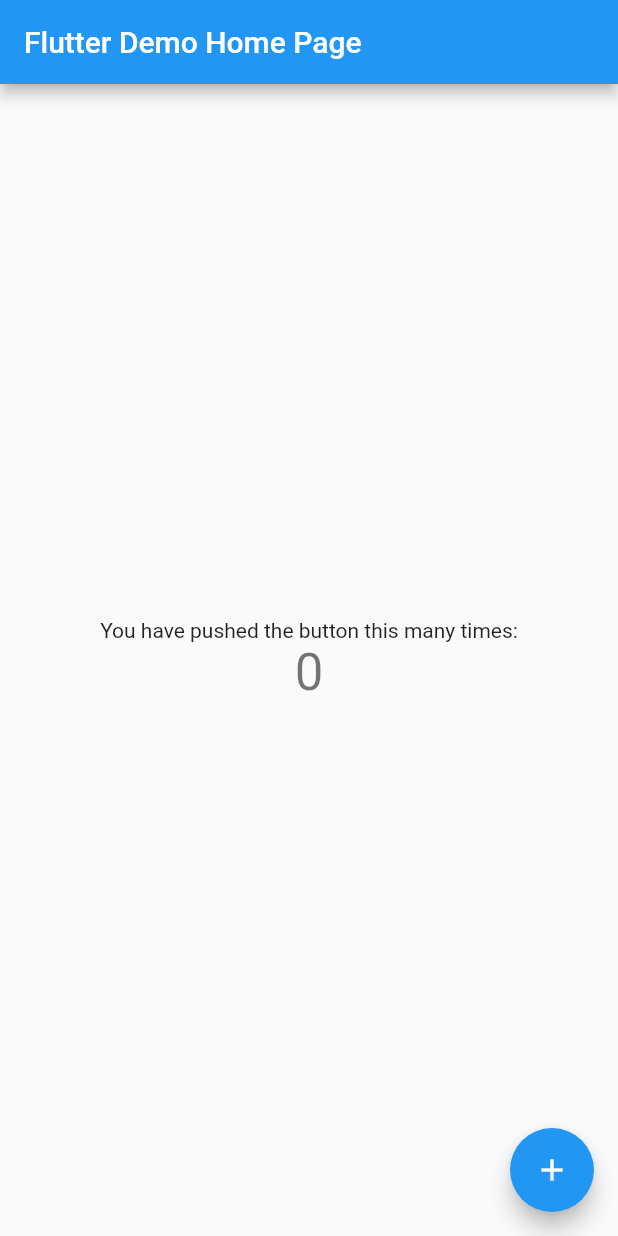
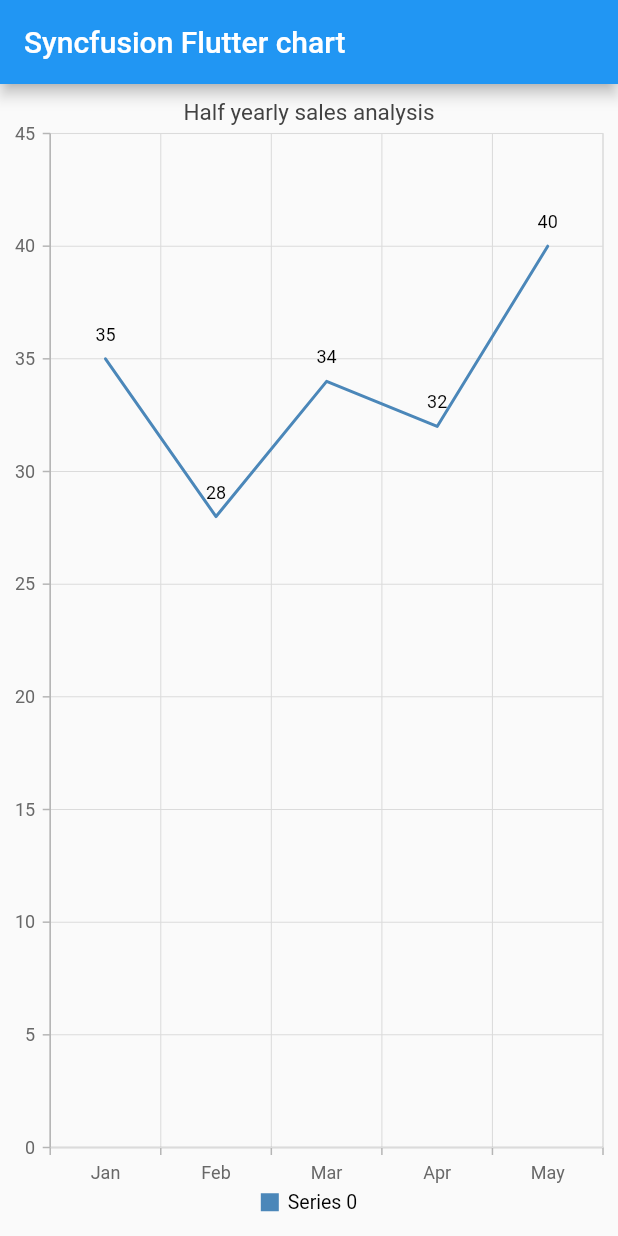
Before and after one commit to wahyutrip/flutter-syncfusion-chart, a Flutter app: the screen it shows after launch, on a phone screen of 412 x 824 dp. Run offline on Flutter 3.47's test engine with Material 2 defaults, Android fonts, the phone set to English and light mode, and no system bars; our stand-ins replace syncfusion_flutter_charts; missing offline and left inert: syncfusion_flutter_core.

Commit message:
add chart examples

```diff
--- a/lib/main.dart
+++ b/lib/main.dart
@@ -1,111 +1,70 @@
 import 'package:flutter/material.dart';
+import 'package:syncfusion_flutter_charts/charts.dart';
+import 'package:syncfusion_flutter_core/core.dart';
 
-void main() => runApp(MyApp());
+void main() {
+  // Register your license here
+  WidgetsFlutterBinding.ensureInitialized();
+  SyncfusionLicense.registerLicense(null);
+  return runApp(ChartApp());
+}
 
-class MyApp extends StatelessWidget {
-  // This widget is the root of your application.
+class ChartApp extends StatelessWidget {
   @override
   Widget build(BuildContext context) {
     return MaterialApp(
-      title: 'Flutter Demo',
+      title: 'Chart Demo',
       theme: ThemeData(
-        // This is the theme of your application.
-        //
-        // Try running your application with "flutter run". You'll see the
-        // application has a blue toolbar. Then, without quitting the app, try
-        // changing the primarySwatch below to Colors.green and then invoke
-        // "hot reload" (press "r" in the console where you ran "flutter run",
-        // or simply save your changes to "hot reload" in a Flutter IDE).
-        // Notice that the counter didn't reset back to zero; the application
-        // is not restarted.
         primarySwatch: Colors.blue,
       ),
-      home: MyHomePage(title: 'Flutter Demo Home Page'),
+      home: MyHomePage(),
     );
   }
 }
 
 class MyHomePage extends StatefulWidget {
-  MyHomePage({Key key, this.title}) : super(key: key);
-
-  // This widget is the home page of your application. It is stateful, meaning
-  // that it has a State object (defined below) that contains fields that affect
-  // how it looks.
-
-  // This class is the configuration for the state. It holds the values (in this
-  // case the title) provided by the parent (in this case the App widget) and
-  // used by the build method of the State. Fields in a Widget subclass are
-  // always marked "final".
-
-  final String title;
+  // ignore: prefer_const_constructors_in_immutables
+  MyHomePage({Key key}) : super(key: key);
 
   @override
   _MyHomePageState createState() => _MyHomePageState();
 }
 
 class _MyHomePageState extends State<MyHomePage> {
-  int _counter = 0;
-
-  void _incrementCounter() {
-    setState(() {
-      // This call to setState tells the Flutter framework that something has
-      // changed in this State, which causes it to rerun the build method below
-      // so that the display can reflect the updated values. If we changed
-      // _counter without calling setState(), then the build method would not be
-      // called again, and so nothing would appear to happen.
-      _counter++;
-    });
-  }
-
   @override
   Widget build(BuildContext context) {
-    // This method is rerun every time setState is called, for instance as done
-    // by the _incrementCounter method above.
-    //
-    // The Flutter framework has been optimized to make rerunning build methods
-    // fast, so that you can just rebuild anything that needs updating rather
-    // than having to individually change instances of widgets.
     return Scaffold(
-      appBar: AppBar(
-        // Here we take the value from the MyHomePage object that was created by
-        // the App.build method, and use it to set our appbar title.
-        title: Text(widget.title),
-      ),
-      body: Center(
-        // Center is a layout widget. It takes a single child and positions it
-        // in the middle of the parent.
-        child: Column(
-          // Column is also a layout widget. It takes a list of children and
-          // arranges them vertically. By default, it sizes itself to fit its
-          // children horizontally, and tries to be as tall as its parent.
-          //
-          // Invoke "debug painting" (press "p" in the console, choose the
-          // "Toggle Debug Paint" action from the Flutter Inspector in Android
-          // Studio, or the "Toggle Debug Paint" command in Visual Studio Code)
-          // to see the wireframe for each widget.
-          //
-          // Column has various properties to control how it sizes itself and
-          // how it positions its children. Here we use mainAxisAlignment to
-          // center the children vertically; the main axis here is the vertical
-          // axis because Columns are vertical (the cross axis would be
-          // horizontal).
-          mainAxisAlignment: MainAxisAlignment.center,
-          children: <Widget>[
-            Text(
-              'You have pushed the button this many times:',
-            ),
-            Text(
-              '$_counter',
-              style: Theme.of(context).textTheme.headline4,
-            ),
-          ],
+        appBar: AppBar(
+          title: const Text('Syncfusion Flutter chart'),
         ),
-      ),
-      floatingActionButton: FloatingActionButton(
-        onPressed: _incrementCounter,
-        tooltip: 'Increment',
-        child: Icon(Icons.add),
-      ), // This trailing comma makes auto-formatting nicer for build methods.
-    );
+        body: SfCartesianChart(
+            primaryXAxis: CategoryAxis(),
+            // Chart title
+            title: ChartTitle(text: 'Half yearly sales analysis'),
+            // Enable legend
+            legend: Legend(isVisible: true),
+            // Enable tooltip
+            tooltipBehavior: TooltipBehavior(enable: true),
+            series: <ChartSeries<SalesData, String>>[
+              LineSeries<SalesData, String>(
+                  dataSource: <SalesData>[
+                    SalesData('Jan', 35),
+                    SalesData('Feb', 28),
+                    SalesData('Mar', 34),
+                    SalesData('Apr', 32),
+                    SalesData('May', 40)
+                  ],
+                  xValueMapper: (SalesData sales, _) => sales.year,
+                  yValueMapper: (SalesData sales, _) => sales.sales,
+                  // Enable data label
+                  dataLabelSettings: DataLabelSettings(isVisible: true))
+            ]));
   }
 }
+
+class SalesData {
+  SalesData(this.year, this.sales);
+
+  final String year;
+  final double sales;
+}
--- a/pubspec.yaml
+++ b/pubspec.yaml
@@ -23,6 +23,7 @@ dependencies:
   # The following adds the Cupertino Icons font to your application.
   # Use with the CupertinoIcons class for iOS style icons.
   cupertino_icons: ^0.1.2
+  syncfusion_flutter_charts: ^17.4.46
 
 dev_dependencies:
   flutter_test:
```
Also changed, not shown: pubspec.lock, 3 other files.
